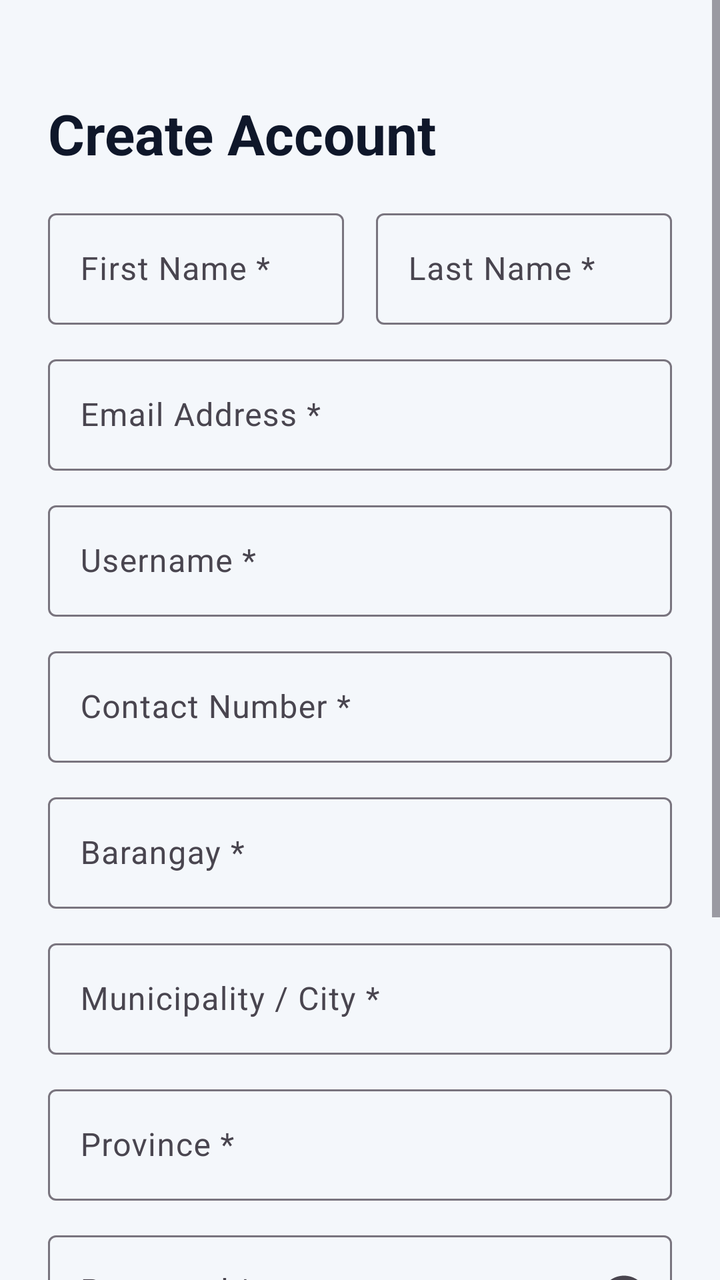
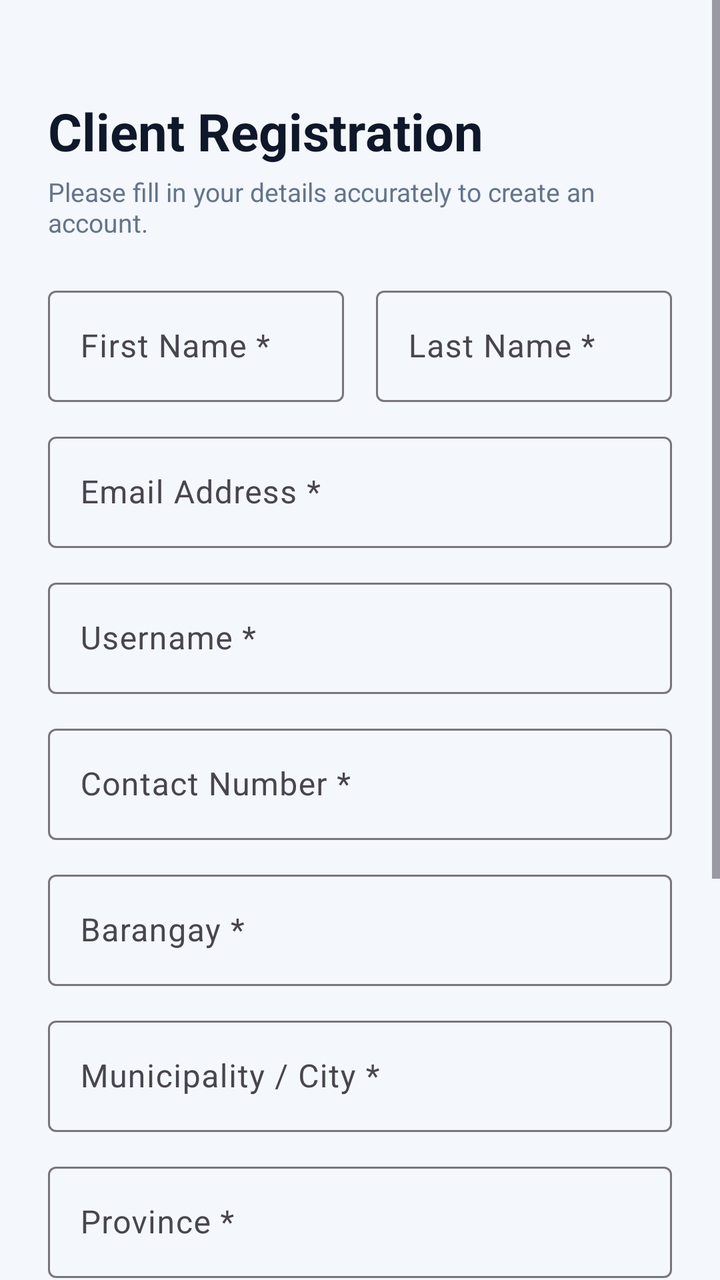

Screens rendered from an Android XML layout before and after an edit, with the pre-edit source and the edit as a unified diff.
<!-- AndroidManifest.xml: application theme Theme.CCTNApp -->
<!-- res/layout/fragment_register.xml -->
<?xml version="1.0" encoding="utf-8"?>
<ScrollView xmlns:android="http://schemas.android.com/apk/res/android"
    xmlns:app="http://schemas.android.com/apk/res-auto"
    android:layout_width="match_parent"
    android:layout_height="match_parent"
    android:background="@color/background"
    android:fillViewport="true">

    <androidx.constraintlayout.widget.ConstraintLayout
        android:layout_width="match_parent"
        android:layout_height="wrap_content"
        android:padding="24dp">

        <TextView
            android:id="@+id/tvTitle"
            android:layout_width="wrap_content"
            android:layout_height="wrap_content"
            android:text="Create Account"
            android:textSize="28sp"
            android:textStyle="bold"
            android:textColor="@color/on_surface"
            app:layout_constraintTop_toTopOf="parent"
            app:layout_constraintStart_toStartOf="parent"
            android:layout_marginTop="24dp" />

        <com.google.android.material.textfield.TextInputLayout
            android:id="@+id/tilFirstname"
            style="@style/Widget.Material3.TextInputLayout.OutlinedBox"
            android:layout_width="0dp"
            android:layout_height="wrap_content"
            android:hint="First Name *"
            app:layout_constraintTop_toBottomOf="@id/tvTitle"
            app:layout_constraintStart_toStartOf="parent"
            app:layout_constraintEnd_toStartOf="@id/tilLastname"
            android:layout_marginEnd="8dp"
            android:layout_marginTop="16dp">
            <com.google.android.material.textfield.TextInputEditText
                android:id="@+id/etFirstname"
                android:layout_width="match_parent"
                android:layout_height="wrap_content" />
        </com.google.android.material.textfield.TextInputLayout>

        <com.google.android.material.textfield.TextInputLayout
            android:id="@+id/tilLastname"
            style="@style/Widget.Material3.TextInputLayout.OutlinedBox"
            android:layout_width="0dp"
            android:layout_height="wrap_content"
            android:hint="Last Name *"
            app:layout_constraintTop_toBottomOf="@id/tvTitle"
            app:layout_constraintStart_toEndOf="@id/tilFirstname"
            app:layout_constraintEnd_toEndOf="parent"
            android:layout_marginStart="8dp"
            android:layout_marginTop="16dp">
            <com.google.android.material.textfield.TextInputEditText
                android:id="@+id/etLastname"
                android:layout_width="match_parent"
                android:layout_height="wrap_content" />
        </com.google.android.material.textfield.TextInputLayout>

        <com.google.android.material.textfield.TextInputLayout
            android:id="@+id/tilEmail"
            style="@style/Widget.Material3.TextInputLayout.OutlinedBox"
            android:layout_width="match_parent"
            android:layout_height="wrap_content"
            android:hint="Email Address *"
            app:layout_constraintTop_toBottomOf="@id/tilFirstname"
            android:layout_marginTop="12dp">
            <com.google.android.material.textfield.TextInputEditText
                android:id="@+id/etEmail"
                android:layout_width="match_parent"
                android:layout_height="wrap_content"
                android:inputType="textEmailAddress" />
        </com.google.android.material.textfield.TextInputLayout>

        <com.google.android.material.textfield.TextInputLayout
            android:id="@+id/tilUsername"
            style="@style/Widget.Material3.TextInputLayout.OutlinedBox"
            android:layout_width="match_parent"
            android:layout_height="wrap_content"
            android:hint="Username *"
            app:layout_constraintTop_toBottomOf="@id/tilEmail"
            android:layout_marginTop="12dp">
            <com.google.android.material.textfield.TextInputEditText
                android:id="@+id/etUsername"
                android:layout_width="match_parent"
                android:layout_height="wrap_content" />
        </com.google.android.material.textfield.TextInputLayout>

        <com.google.android.material.textfield.TextInputLayout
            android:id="@+id/tilContactNo"
            style="@style/Widget.Material3.TextInputLayout.OutlinedBox"
            android:layout_width="match_parent"
            android:layout_height="wrap_content"
            android:hint="Contact Number *"
            app:layout_constraintTop_toBottomOf="@id/tilUsername"
            android:layout_marginTop="12dp">
            <com.google.android.material.textfield.TextInputEditText
                android:id="@+id/etContactNo"
                android:layout_width="match_parent"
                android:layout_height="wrap_content"
                android:inputType="phone" />
        </com.google.android.material.textfield.TextInputLayout>

        <com.google.android.material.textfield.TextInputLayout
            android:id="@+id/tilBarangay"
            style="@style/Widget.Material3.TextInputLayout.OutlinedBox"
            android:layout_width="match_parent"
            android:layout_height="wrap_content"
            android:hint="Barangay *"
            app:layout_constraintTop_toBottomOf="@id/tilContactNo"
            android:layout_marginTop="12dp">
            <com.google.android.material.textfield.TextInputEditText
                android:id="@+id/etBarangay"
                android:layout_width="match_parent"
                android:layout_height="wrap_content" />
        </com.google.android.material.textfield.TextInputLayout>

        <com.google.android.material.textfield.TextInputLayout
            android:id="@+id/tilMunicipality"
            style="@style/Widget.Material3.TextInputLayout.OutlinedBox"
            android:layout_width="match_parent"
            android:layout_height="wrap_content"
            android:hint="Municipality / City *"
            app:layout_constraintTop_toBottomOf="@id/tilBarangay"
            android:layout_marginTop="12dp">
            <com.google.android.material.textfield.TextInputEditText
                android:id="@+id/etMunicipality"
                android:layout_width="match_parent"
                android:layout_height="wrap_content" />
        </com.google.android.material.textfield.TextInputLayout>

        <com.google.android.material.textfield.TextInputLayout
            android:id="@+id/tilProvince"
            style="@style/Widget.Material3.TextInputLayout.OutlinedBox"
            android:layout_width="match_parent"
            android:layout_height="wrap_content"
            android:hint="Province *"
            app:layout_constraintTop_toBottomOf="@id/tilMunicipality"
            android:layout_marginTop="12dp">
            <com.google.android.material.textfield.TextInputEditText
                android:id="@+id/etProvince"
                android:layout_width="match_parent"
                android:layout_height="wrap_content" />
        </com.google.android.material.textfield.TextInputLayout>

        <com.google.android.material.textfield.TextInputLayout
            android:id="@+id/tilPassword"
            style="@style/Widget.Material3.TextInputLayout.OutlinedBox"
            android:layout_width="match_parent"
            android:layout_height="wrap_content"
            android:hint="Password *"
            app:endIconMode="password_toggle"
            app:layout_constraintTop_toBottomOf="@id/tilProvince"
            android:layout_marginTop="12dp">
            <com.google.android.material.textfield.TextInputEditText
                android:id="@+id/etPassword"
                android:layout_width="match_parent"
                android:layout_height="wrap_content"
                android:inputType="textPassword" />
        </com.google.android.material.textfield.TextInputLayout>

        <com.google.android.material.textfield.TextInputLayout
            android:id="@+id/tilConfirmPassword"
            style="@style/Widget.Material3.TextInputLayout.OutlinedBox"
            android:layout_width="match_parent"
            android:layout_height="wrap_content"
            android:hint="Confirm Password *"
            app:endIconMode="password_toggle"
            app:layout_constraintTop_toBottomOf="@id/tilPassword"
            android:layout_marginTop="12dp">
            <com.google.android.material.textfield.TextInputEditText
                android:id="@+id/etConfirmPassword"
                android:layout_width="match_parent"
                android:layout_height="wrap_content"
                android:inputType="textPassword" />
        </com.google.android.material.textfield.TextInputLayout>

        <ProgressBar
            android:id="@+id/progressBar"
            android:layout_width="wrap_content"
            android:layout_height="wrap_content"
            android:visibility="gone"
            app:layout_constraintTop_toBottomOf="@id/tilConfirmPassword"
            app:layout_constraintStart_toStartOf="parent"
            app:layout_constraintEnd_toEndOf="parent"
            android:layout_marginTop="12dp" />

        <com.google.android.material.button.MaterialButton
            android:id="@+id/btnRegister"
            android:layout_width="match_parent"
            android:layout_height="56dp"
            android:text="Register Account"
            app:cornerRadius="12dp"
            app:layout_constraintTop_toBottomOf="@id/progressBar"
            android:layout_marginTop="16dp" />

        <TextView
            android:id="@+id/tvLogin"
            android:layout_width="wrap_content"
            android:layout_height="wrap_content"
            android:text="Already have an account? Sign In"
            android:textColor="@color/primary"
            android:paddingVertical="12dp"
            app:layout_constraintTop_toBottomOf="@id/btnRegister"
            app:layout_constraintStart_toStartOf="parent"
            app:layout_constraintEnd_toEndOf="parent"
            android:layout_marginTop="8dp" />

    </androidx.constraintlayout.widget.ConstraintLayout>
</ScrollView>
<!-- resources referenced by this layout -->
<resources>
  <color name="background">#F4F7FB</color>
  <color name="on_surface">#0F172A</color>
  <color name="primary">#DC2626</color>
  <style name="Theme.CCTNApp" parent="Theme.Material3.DayNight.NoActionBar">
          <item name="colorPrimary">@color/primary</item>
          <item name="bottomNavigationStyle">@style/CustomBottomNav</item>
      </style>
  <style name="CustomBottomNav" parent="Widget.Material3.BottomNavigationView">
          <item name="itemActiveIndicatorStyle">@style/CustomBottomNavIndicator</item>
      </style>
  <style name="CustomBottomNavIndicator" parent="Widget.Material3.BottomNavigationView.ActiveIndicator">
          <item name="android:color">@color/bottom_nav_indicator</item>
      </style>
  <color name="bottom_nav_indicator">#FEE2E2</color>
</resources>

<!-- the commit's change to res/layout/fragment_register.xml (unified diff, before → after) -->
@@ -15,25 +15,37 @@
             android:id="@+id/tvTitle"
             android:layout_width="wrap_content"
             android:layout_height="wrap_content"
-            android:text="Create Account"
-            android:textSize="28sp"
+            android:text="Client Registration"
+            android:textSize="26sp"
             android:textStyle="bold"
             android:textColor="@color/on_surface"
             app:layout_constraintTop_toTopOf="parent"
             app:layout_constraintStart_toStartOf="parent"
             android:layout_marginTop="24dp" />
 
+        <TextView
+            android:id="@+id/tvSubtitle"
+            android:layout_width="match_parent"
+            android:layout_height="wrap_content"
+            android:text="Please fill in your details accurately to create an account."
+            android:textSize="13sp"
+            android:textColor="@color/on_surface_variant"
+            app:layout_constraintTop_toBottomOf="@id/tvTitle"
+            app:layout_constraintStart_toStartOf="parent"
+            app:layout_constraintEnd_toEndOf="parent"
+            android:layout_marginTop="4dp" />
+
         <com.google.android.material.textfield.TextInputLayout
             android:id="@+id/tilFirstname"
             style="@style/Widget.Material3.TextInputLayout.OutlinedBox"
             android:layout_width="0dp"
             android:layout_height="wrap_content"
             android:hint="First Name *"
-            app:layout_constraintTop_toBottomOf="@id/tvTitle"
+            app:layout_constraintTop_toBottomOf="@id/tvSubtitle"
             app:layout_constraintStart_toStartOf="parent"
             app:layout_constraintEnd_toStartOf="@id/tilLastname"
             android:layout_marginEnd="8dp"
-            android:layout_marginTop="16dp">
+            android:layout_marginTop="20dp">
             <com.google.android.material.textfield.TextInputEditText
                 android:id="@+id/etFirstname"
                 android:layout_width="match_parent"
@@ -46,11 +58,11 @@
             android:layout_width="0dp"
             android:layout_height="wrap_content"
             android:hint="Last Name *"
-            app:layout_constraintTop_toBottomOf="@id/tvTitle"
+            app:layout_constraintTop_toBottomOf="@id/tvSubtitle"
             app:layout_constraintStart_toEndOf="@id/tilFirstname"
             app:layout_constraintEnd_toEndOf="parent"
             android:layout_marginStart="8dp"
-            android:layout_marginTop="16dp">
+            android:layout_marginTop="20dp">
             <com.google.android.material.textfield.TextInputEditText
                 android:id="@+id/etLastname"
                 android:layout_width="match_parent"
<!-- resource entries referenced after the edit -->
@@ -2,6 +2,7 @@
 <resources>
   <color name="background">#F4F7FB</color>
   <color name="on_surface">#0F172A</color>
+  <color name="on_surface_variant">#64748B</color>
   <color name="primary">#DC2626</color>
   <style name="Theme.CCTNApp" parent="Theme.Material3.DayNight.NoActionBar">
           <item name="colorPrimary">@color/primary</item>
